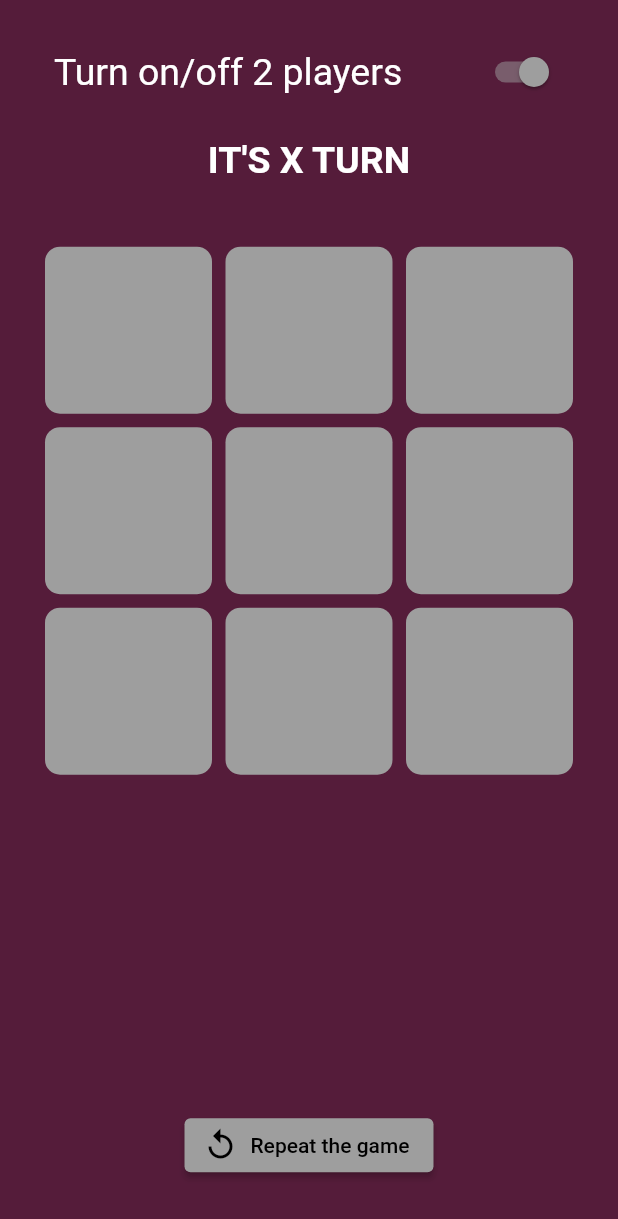
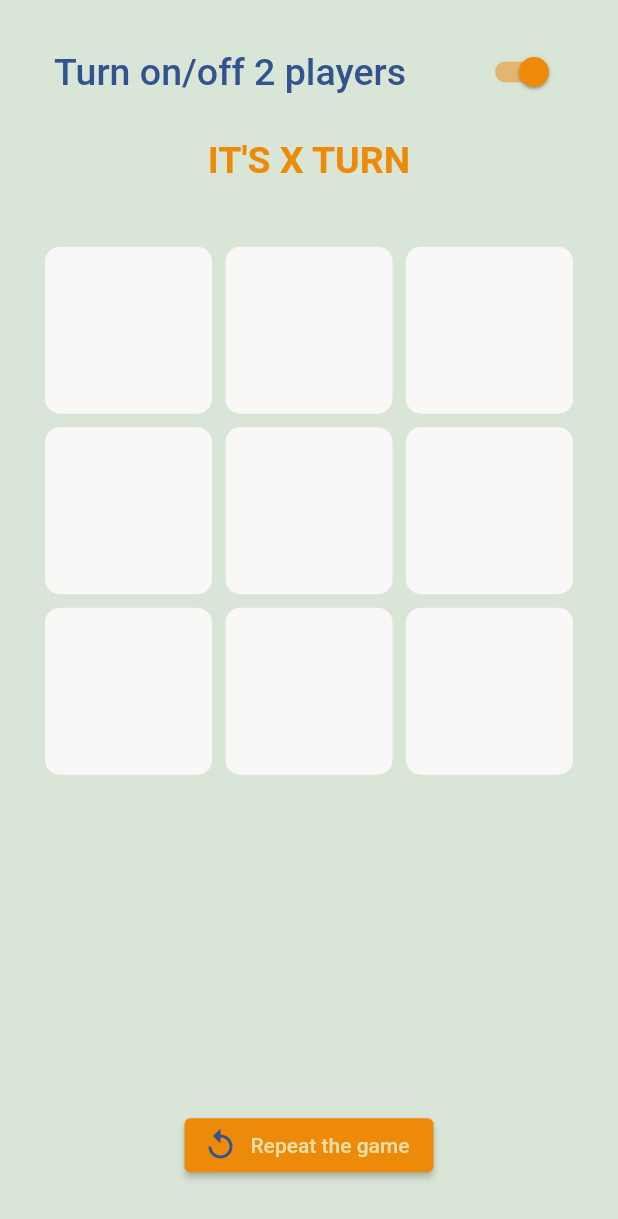
Before and after one commit to Reem395/Xo-Game, a Flutter app: the screen it shows after launch, on a phone screen of 412 x 824 dp. Shown: the top 1219 px of the screen. Run offline on Flutter 3.47's test engine with Material 2 defaults, Android fonts, the phone set to English and light mode, and no system bars; our stand-ins replace fluttertoast.

Commit message:
App color modified

```diff
--- a/analysis_options.yaml
+++ b/analysis_options.yaml
@@ -22,7 +22,7 @@ linter:
   # `// ignore_for_file: name_of_lint` syntax on the line or in the file
   # producing the lint.
   rules:
-    # avoid_print: false  # Uncomment to disable the `avoid_print` rule
+    avoid_print: false  # Uncomment to disable the `avoid_print` rule
     # prefer_single_quotes: true  # Uncomment to enable the `prefer_single_quotes` rule
 
 # Additional information about this file can be found at
--- a/lib/main.dart
+++ b/lib/main.dart
@@ -1,6 +1,7 @@
 import 'package:flutter/material.dart';
+import 'package:xo_game/presentation/styles/colors.dart';
 
-import 'HomeScreen.dart';
+import 'presentation/view/home/home_screen.dart';
 
 void main() {
   runApp(const MyApp());
@@ -9,16 +10,35 @@ void main() {
 class MyApp extends StatelessWidget {
   const MyApp({Key? key}) : super(key: key);
 
-
   @override
   Widget build(BuildContext context) {
     return MaterialApp(
       debugShowCheckedModeBanner: false,
       title: 'Flutter Demo',
       theme: ThemeData(
-        primarySwatch: Colors.grey,
+        primarySwatch: createMaterialColor(AppColor.orange),
       ),
       home: const HomeScreen(),
     );
   }
 }
+
+MaterialColor createMaterialColor(Color color) {
+  List strengths = <double>[.05];
+  Map<int, Color> swatch = <int, Color>{};
+  final int r = color.red, g = color.green, b = color.blue;
+
+  for (int i = 1; i < 10; i++) {
+    strengths.add(0.1 * i);
+  }
+  for (var strength in strengths) {
+    final double ds = 0.5 - strength;
+    swatch[(strength * 1000).round()] = Color.fromRGBO(
+      r + ((ds < 0 ? r : (255 - r)) * ds).round(),
+      g + ((ds < 0 ? g : (255 - g)) * ds).round(),
+      b + ((ds < 0 ? b : (255 - b)) * ds).round(),
+      1,
+    );
+  }
+  return MaterialColor(color.value, swatch);
+}
--- /dev/null
+++ b/lib/presentation/styles/colors.dart
@@ -0,0 +1,18 @@
+import 'package:flutter/material.dart';
+
+class AppColor {
+  static const Color blue = Color(0xff32538d);
+  static const Color primary = Color(0xffF9F8F6);
+  static const Color white = Color(0xffFFFFFF);
+  static const Color orange = Color(0xffed8a0a);
+  static const Color honeydew = Color(0xffd9E5D6);
+  static const Color vanilla = Color(0xffEDDEA4);
+  static const Color tomato = Color(0xffF95738);
+  static const Color moonStone = Color(0xff0FA3B1);
+  // static const Color grey = Colors.grey;
+  // static const Color lightGrey = Color(0xffB1B1B1);
+  // static const Color customGrey = Color(0xff464646);
+  // static const Color darkGrey = Color.fromARGB(255, 82, 87, 90);
+  // static const Color black = Colors.black;
+  // static const Color red = Color(0xffFF0000);
+}
--- a/lib/HomeScreen.dart
+++ b/lib/presentation/view/home/home_screen.dart
@@ -1,8 +1,8 @@
-import 'dart:ui';
-
 import 'package:flutter/material.dart';
 import 'package:fluttertoast/fluttertoast.dart';
-import 'package:xo_game/GameLogic.dart';
+import 'package:xo_game/presentation/styles/colors.dart';
+
+import '../../../business_logic/game_logic.dart';
 
 class HomeScreen extends StatefulWidget {
   const HomeScreen({Key? key}) : super(key: key);
@@ -23,17 +23,19 @@ class _HomeScreenState extends State<HomeScreen> {
     var screenSize = MediaQuery.of(context).size;
     return SafeArea(
       child: Scaffold(
-        backgroundColor: const Color.fromARGB(232, 68, 5, 39),
+        backgroundColor: AppColor.honeydew,
         body: Padding(
             padding: const EdgeInsets.all(20.0),
-          child: MediaQuery.of(context).orientation==Orientation.portrait? Column(
+            child: MediaQuery.of(context).orientation == Orientation.portrait
+                ? Column(
                     mainAxisAlignment: MainAxisAlignment.center,
                     children: [
                       ...firstSection(screenSize),
                       gameGrid(),
-              ...bottom_Section(screenSize)
+                      ...bottomSection(screenSize)
                     ],
-          ):
+                  )
+                :
                 //Grid if orientation is landscape
                 Row(
                     children: [
@@ -42,14 +44,13 @@ class _HomeScreenState extends State<HomeScreen> {
                           mainAxisAlignment: MainAxisAlignment.center,
                           children: [
                             ...firstSection(screenSize),
-                    ...bottom_Section(screenSize),
+                            ...bottomSection(screenSize),
                           ],
                         ),
                       ),
                       gameGrid(),
                     ],
-          )
-        ),
+                  )),
       ),
     );
   }
@@ -78,20 +79,21 @@ class _HomeScreenState extends State<HomeScreen> {
         },
         title: const Text(
           "Turn on/off 2 players",
-          style: TextStyle(color: Colors.white, fontSize: 25),
+          style: TextStyle(
+              color: AppColor.blue, fontSize: 25, fontWeight: FontWeight.w500),
         ),
       ),
       SizedBox(
-        height:screenSize.height*0.02,
+        height: screenSize.height * 0.02,
       ),
       Text(
         // "It's ${currentPlayer = GameLogic.CP == 'X' ? 'O' : 'X'} turn"
         "It's ${GameLogic.currentPlayer} turn".toUpperCase(),
         style: const TextStyle(
-            color: Colors.white, fontSize: 25, fontWeight: FontWeight.bold),
+            color: AppColor.orange, fontSize: 25, fontWeight: FontWeight.bold),
       ),
       SizedBox(
-        height: screenSize.height*0.04,
+        height: screenSize.height * 0.04,
       ),
     ];
   }
@@ -108,7 +110,7 @@ class _HomeScreenState extends State<HomeScreen> {
           return Container(
             decoration: BoxDecoration(
               borderRadius: BorderRadius.circular(10),
-              color: Colors.grey,
+              color: AppColor.primary,
             ),
             child: InkWell(
               onTap: () {
@@ -134,8 +136,8 @@ class _HomeScreenState extends State<HomeScreen> {
                     fontSize: 40,
                     fontWeight: FontWeight.bold,
                     color: GameLogic.playerX.contains(index)
-                        ? Colors.black
-                        : Color.fromARGB(232, 68, 5, 39)),
+                        ? AppColor.moonStone
+                        : AppColor.orange),
               )),
             ),
           );
@@ -144,7 +146,7 @@ class _HomeScreenState extends State<HomeScreen> {
     );
   }
 
-  List<Widget> bottom_Section(Size screenSize) {
+  List<Widget> bottomSection(Size screenSize) {
     return [
       ElevatedButton.icon(
         onPressed: () {
@@ -152,11 +154,17 @@ class _HomeScreenState extends State<HomeScreen> {
             GameLogic.resetGame();
           });
         },
-        label: Text("Repeat the game"),
-        icon: const Icon(Icons.replay_outlined),
+        label: const Text(
+          "Repeat the game",
+          style: TextStyle(color: AppColor.vanilla),
+        ),
+        icon: const Icon(
+          Icons.replay_outlined,
+          color: AppColor.blue,
+        ),
       ),
       SizedBox(
-        height: screenSize.height*0.02,
+        height: screenSize.height * 0.02,
       )
     ];
   }
```
Also changed, not shown: lib/business_logic/game_logic.dart (renamed from lib/gameLogic.dart, +18 -68 lines), lib/presentation/view/home/widgets/alert.dart (added, +47 -0 lines), lib/presentation/view/home/widgets/header.dart (added), pubspec.lock, 1 other file. Lines whose indentation alone changed are shown as unchanged.
